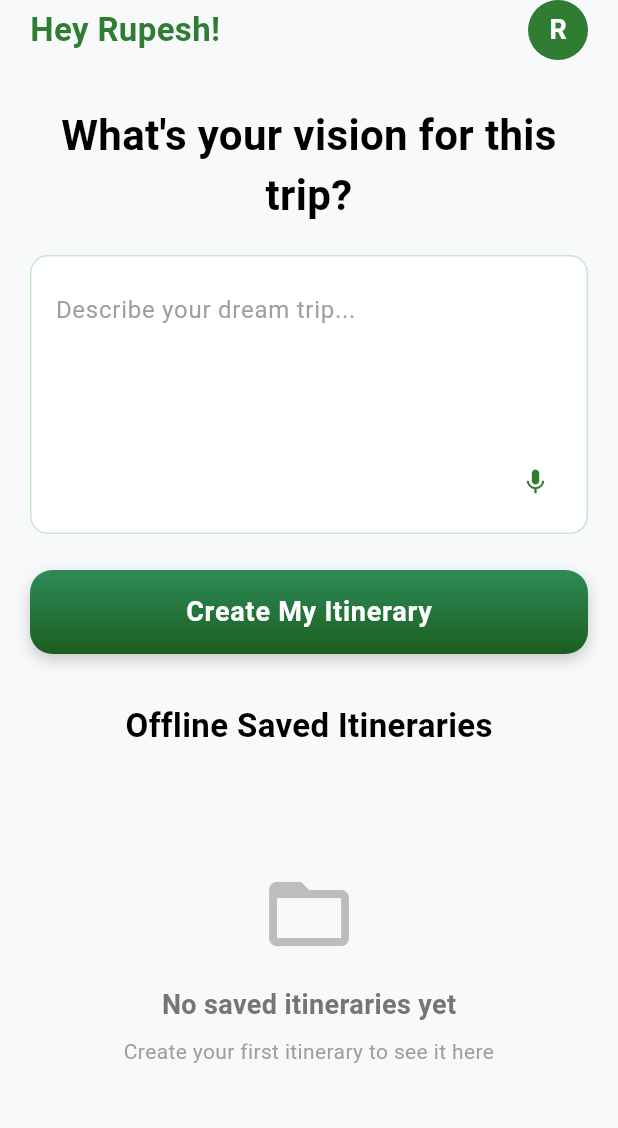
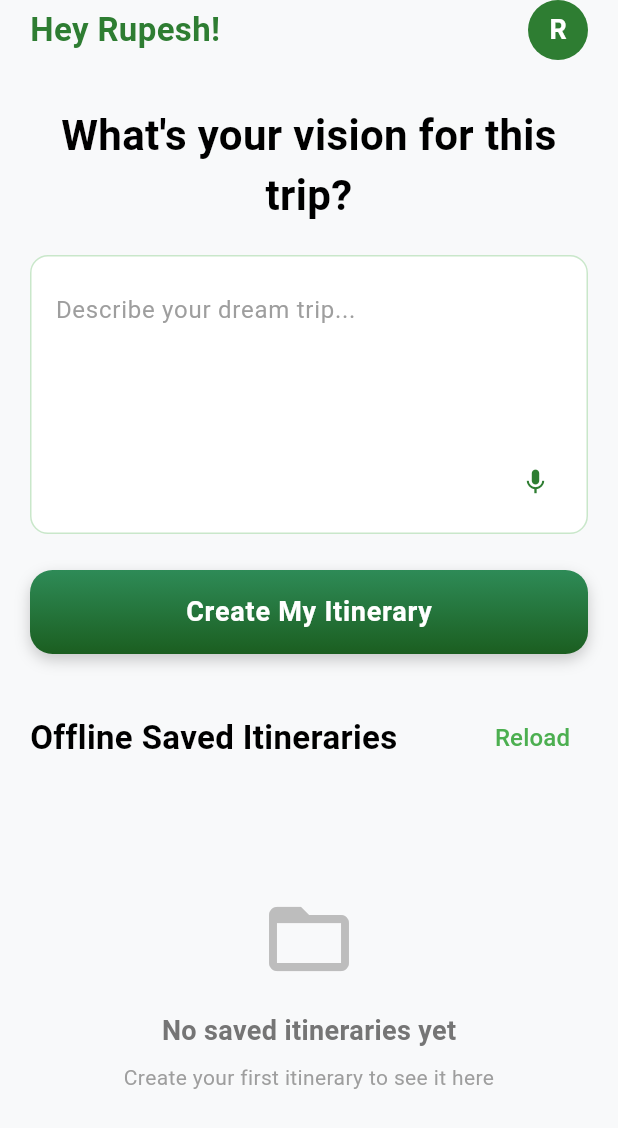
Before and after one commit to rupesh88899/smart_trip_planner_flutter, a Flutter app: the screen it shows after launch, on a phone screen of 412 x 824 dp. Shown: the top 1128 px of the screen. Run offline on Flutter 3.47's test engine with Material 3 defaults, Android fonts, the phone set to English and light mode, and no system bars; our stand-ins replace connectivity_plus, firebase_ai, firebase_core, fluttertoast, hive, hive_flutter and 3 more; accounts and stored records are empty.

Commit message:
delete button & reload button added in saved itineraries tiles and solves some bugs related to saving data offline

```diff
--- a/lib/ui/views/home/home_view.dart
+++ b/lib/ui/views/home/home_view.dart
@@ -163,8 +163,10 @@ class HomeView extends StackedView<HomeViewModel> {
                   ),
                 ),
                 const SizedBox(height: 32),
-                const Center(
-                  child: Text(
+                Row(
+                  mainAxisAlignment: MainAxisAlignment.spaceBetween,
+                  children: [
+                    const Text(
                       'Offline Saved Itineraries',
                       style: TextStyle(
                         fontSize: 22,
@@ -172,6 +174,18 @@ class HomeView extends StackedView<HomeViewModel> {
                         color: Colors.black,
                       ),
                     ),
+                    TextButton(
+                      onPressed: () => viewModel.refreshConversations(),
+                      child: const Text(
+                        "Reload",
+                        style: TextStyle(
+                          fontSize: 16,
+                          color: Colors.green,
+                          fontWeight: FontWeight.w500,
+                        ),
+                      ),
+                    )
+                  ],
                 ),
                 const SizedBox(height: 20),
                 SizedBox(
@@ -276,6 +290,13 @@ class HomeView extends StackedView<HomeViewModel> {
                 maxLines: 1,
               ),
             ),
+            IconButton(
+              icon: const Icon(Icons.delete, color: Colors.red),
+              tooltip: 'Delete',
+              onPressed: () {
+                viewModel.onDeleteConversation(conversation.id);
+              },
+            ),
           ],
         ),
       ),
--- a/lib/ui/views/itinerary/itinerary_view.dart
+++ b/lib/ui/views/itinerary/itinerary_view.dart
@@ -125,7 +125,7 @@ class ItineraryView extends StackedView<ItineraryViewModel> {
           ),
           const SizedBox(height: 20),
           const Text(
-            'Curating a perfect plan for you...',
+            'Creating a perfect plan for you...',
             style: TextStyle(
               fontSize: 16,
               color: Colors.black,
```
Also changed, not shown: lib/ui/views/home/home_viewmodel.dart (+10 -4 lines), lib/ui/views/itinerary/itinerary_viewmodel.dart (+18 -1 lines). Lines whose indentation alone changed are shown as unchanged.
